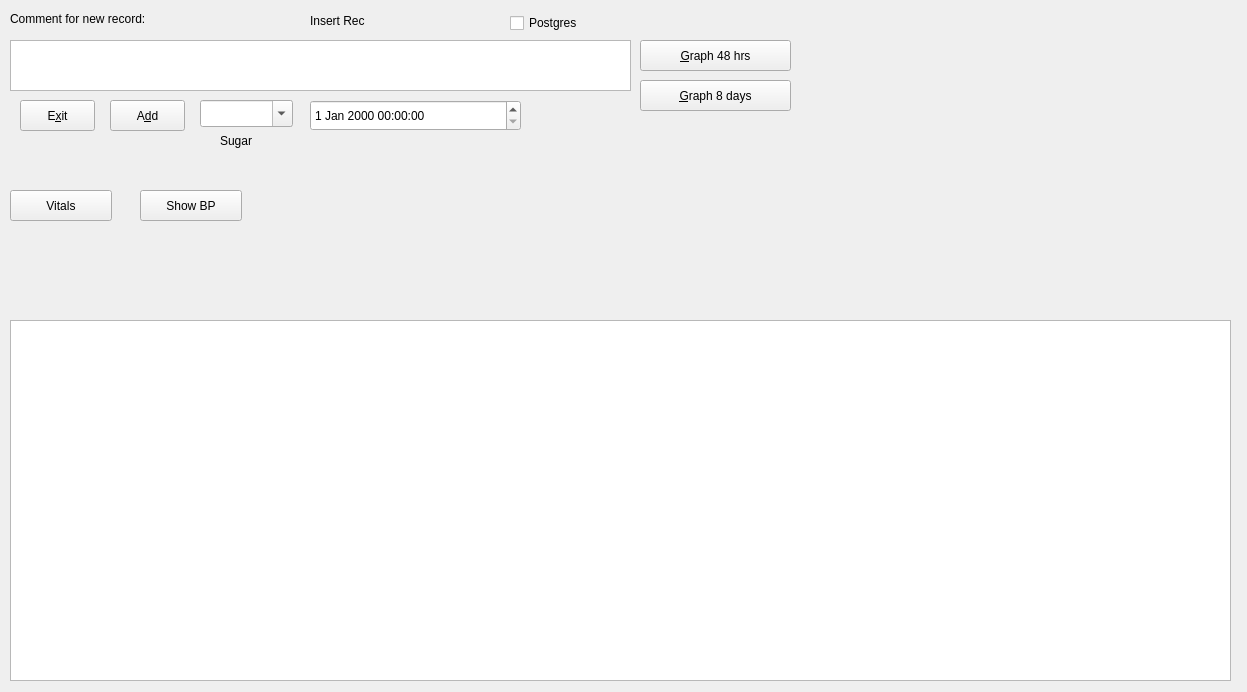
The window that menu.ui (lbase/bpvitals) describes before a commit, drawn with Qt 5.
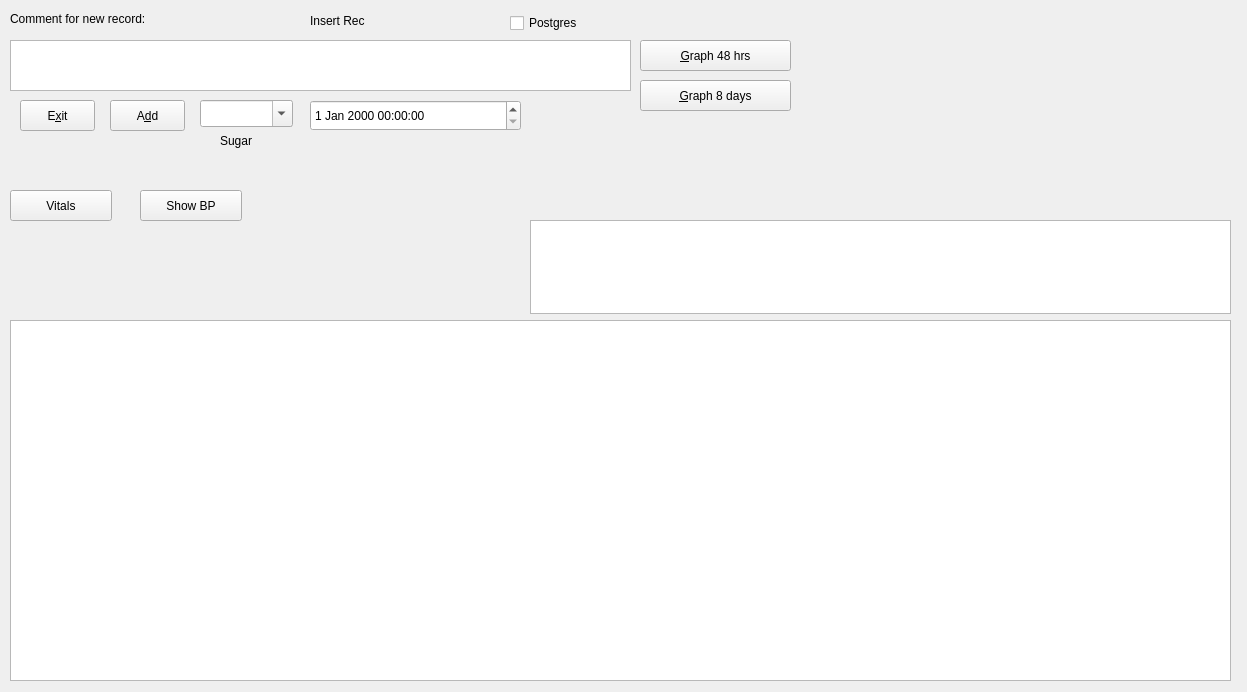
The same window after the commit.

Commit message:
add some code to show process change (vitals)
checking event loop errors with graphs

The edit to the form file:
```diff
--- a/menu.ui
+++ b/menu.ui
@@ -204,6 +204,16 @@
     <string>Show BP</string>
    </property>
   </widget>
+  <widget class="QPlainTextEdit" name="txtMsgs">
+   <property name="geometry">
+    <rect>
+     <x>530</x>
+     <y>220</y>
+     <width>701</width>
+     <height>94</height>
+    </rect>
+   </property>
+  </widget>
  </widget>
  <resources/>
  <connections/>
```
The commit also changes 2 other files.
